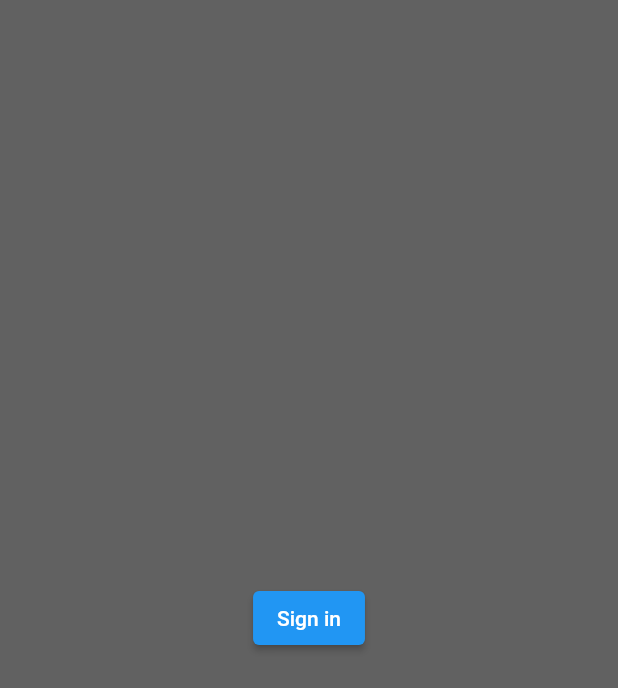
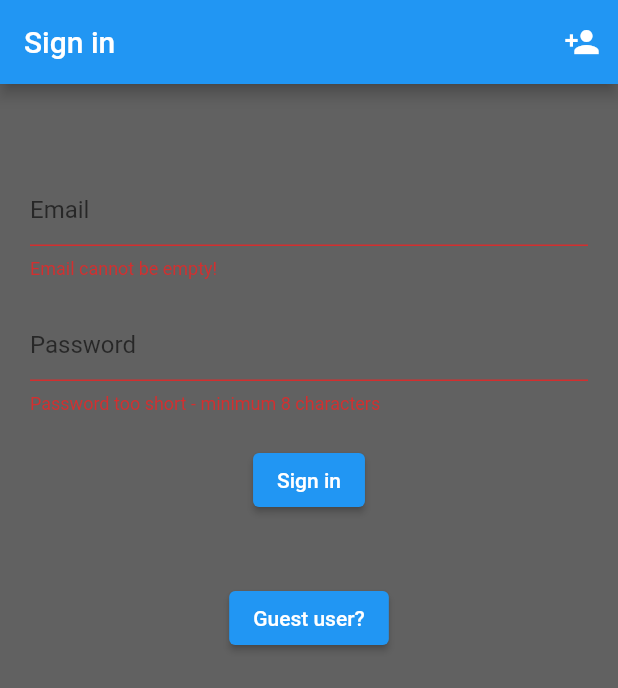
Before and after one commit to aj-varus/restaurant_manager, a Flutter app: the screen it shows after launch, after a tap on "Sign in", on a phone screen of 412 x 824 dp. Shown: the top 688 px of the screen. Run offline on Flutter 3.47's test engine with Material 2 defaults, Android fonts, the phone set to English and light mode, and no system bars; our stand-ins replace firebase_auth, firebase_core, flutter_spinkit; accounts and stored records are empty.

Commit message:
Added sign in and loading screen.

```diff
--- a/lib/main.dart
+++ b/lib/main.dart
@@ -1,7 +1,7 @@
 import 'package:flutter/material.dart';
 //import 'package:restaurant_manager/screens/authenticate/sign_in.dart';
 import 'package:firebase_core/firebase_core.dart';
-import 'package:restaurant_manager/screens/authenticate/wrapper/wrapper.dart';
+import 'package:restaurant_manager/screens/wrapper/wrapper.dart';
 import 'package:restaurant_manager/services/auth.dart';
 import 'package:provider/provider.dart';
 import 'package:restaurant_manager/models/user.dart';
@@ -33,9 +33,7 @@
               initialData: null,
               value: AuthService().user,
               child: const MaterialApp(
-                debugShowCheckedModeBanner: false,
-                home: Wrapper()
-                ),
+                  debugShowCheckedModeBanner: false, home: Wrapper()),
             ),
           );
         }
--- a/lib/screens/authenticate/sign_in.dart
+++ b/lib/screens/authenticate/sign_in.dart
@@ -3,29 +3,113 @@
 import 'package:flutter/material.dart';
 import 'package:restaurant_manager/services/auth.dart';
 import 'package:restaurant_manager/models/user.dart' as UserModel;
+import 'package:restaurant_manager/shared/loading.dart';
 
 class SignIn extends StatefulWidget {
-  const SignIn({Key? key}) : super(key: key);
+  final Function toggleView;
+
+  const SignIn({Key? key, required this.toggleView}) : super(key: key);
 
   @override
   _SignInState createState() => _SignInState();
 }
 
 class _SignInState extends State<SignIn> {
+  final _formKey = GlobalKey<FormState>();
+  final AuthService authService = AuthService();
+  String email = "";
+  String password = "";
+  String error = "";
+  bool loading = false;
+
   @override
   Widget build(BuildContext context) {
-    final AuthService authService = AuthService();
-
-    return Scaffold(
+    return loading
+        ? const Loading()
+        : Scaffold(
             backgroundColor: Colors.grey[700],
+            appBar: AppBar(
+              title: const Text("Sign in"),
+              actions: [
+                IconButton(
+                    onPressed: () {
+                      widget.toggleView();
+                    },
+                    icon: const Icon(Icons.person_add))
+              ],
+            ),
             body: SafeArea(
-        child: Container(
-          padding: const EdgeInsets.symmetric(vertical: 20.0, horizontal: 50.0),
-          child: Center(
+                child: Column(
+              children: <Widget>[
+                Form(
+                  key: _formKey,
+                  child: Padding(
+                    padding: const EdgeInsets.fromLTRB(20.0, 40.0, 20.0, 8.0),
+                    child: Column(
+                      children: <Widget>[
+                        const SizedBox(
+                          height: 20.0,
+                        ),
+                        TextFormField(
+                          validator: (value) =>
+                              value!.isEmpty ? "Email cannot be empty!" : null,
+                          decoration: const InputDecoration(hintText: "Email"),
+                          onChanged: (value) {
+                            email = value;
+                          },
+                        ),
+                        const SizedBox(
+                          height: 20.0,
+                        ),
+                        TextFormField(
+                          validator: (value) => value!.length < 7
+                              ? "Password too short - minimum 8 characters"
+                              : null,
+                          decoration:
+                              const InputDecoration(hintText: "Password"),
+                          obscureText: true,
+                          onChanged: (value) {
+                            password = value;
+                          },
+                        ),
+                        const SizedBox(
+                          height: 20.0,
+                        ),
+                        Center(
                           child: ElevatedButton(
                             child: const Text("Sign in"),
                             onPressed: () async {
-                UserModel.User? user = await authService.signInAnonymously();
+                              if (_formKey.currentState!.validate()) {
+                                setState(() {
+                                  loading = true;
+                                });
+                                UserModel.User? user = await authService
+                                    .signInWithEmailAndPassword(
+                                        email, password);
+                                if (user == null) {
+                                  setState(() {
+                                    loading = false;
+                                    error = "Invalid Email/Password";
+                                  });
+                                }
+                              }
+                            },
+                          ),
+                        ),
+                        Center(child: Text(error))
+                      ],
+                    ),
+                  ),
+                ),
+                Container(
+                  padding: const EdgeInsets.symmetric(
+                      vertical: 20.0, horizontal: 50.0),
+                  child: Center(
+                    child: ElevatedButton(
+                      child: const Text("Guest user?"),
+                      onPressed: () async {
+                        UserModel.User? user =
+                            await authService.signInAnonymously();
                         if (user == null) {
                           print("Error signing in");
                         } else {
@@ -35,7 +119,8 @@ class _SignInState extends State<SignIn> {
                     ),
                   ),
                 ),
-      ),
+              ],
+            )),
           );
   }
 }
--- /dev/null
+++ b/lib/screens/wrapper/auth_wrapper.dart
@@ -0,0 +1,27 @@
+import 'package:flutter/material.dart';
+import 'package:restaurant_manager/screens/authenticate/register.dart';
+import 'package:restaurant_manager/screens/authenticate/sign_in.dart';
+
+class AuthWrapper extends StatefulWidget {
+  const AuthWrapper({Key? key}) : super(key: key);
+
+  @override
+  _AuthWrapperState createState() => _AuthWrapperState();
+}
+
+class _AuthWrapperState extends State<AuthWrapper> {
+  bool showSignin = true;
+
+  void toggleSignIn() {
+    setState(() {
+      showSignin = !showSignin;
+    });
+  }
+
+  @override
+  Widget build(BuildContext context) {
+    return showSignin
+        ? SignIn(toggleView: toggleSignIn)
+        : Register(toggleView: toggleSignIn);
+  }
+}
--- a/lib/screens/authenticate/wrapper/wrapper.dart
+++ b/lib/screens/wrapper/wrapper.dart
@@ -1,8 +1,9 @@
 import 'package:flutter/material.dart';
 import 'package:provider/provider.dart';
 import 'package:restaurant_manager/models/user.dart';
-import 'package:restaurant_manager/screens/authenticate/home/home.dart';
+import 'package:restaurant_manager/screens/home/home.dart';
 import 'package:restaurant_manager/screens/authenticate/sign_in.dart';
+import 'package:restaurant_manager/screens/wrapper/auth_wrapper.dart';
 
 class Wrapper extends StatelessWidget {
   const Wrapper({Key? key}) : super(key: key);
@@ -14,7 +15,7 @@ class Wrapper extends StatelessWidget {
     if (user != null) {
       return const Home();
     } else {
-      return const SignIn();
+      return const AuthWrapper();
     }
   }
 }
--- a/lib/services/auth.dart
+++ b/lib/services/auth.dart
@@ -36,4 +36,32 @@ class AuthService {
       return null;
     }
   }
+
+  //Register user with email and password
+  Future registerWithEmailAndPassword(String email, String password) async {
+    try {
+      UserCredential authResult = await _auth.createUserWithEmailAndPassword(
+          email: email, password: password);
+      User user = authResult.user!;
+      return createUserModel(user);
+    } catch (e) {
+      // ignore: avoid_print
+      print(e);
+      return null;
+    }
+  }
+
+  //Sign in user with email and password
+  Future signInWithEmailAndPassword(String email, String password) async {
+    try {
+      UserCredential authResult = await _auth.signInWithEmailAndPassword(
+          email: email, password: password);
+      User user = authResult.user!;
+      return createUserModel(user);
+    } catch (e) {
+      // ignore: avoid_print
+      print(e);
+      return null;
+    }
+  }
 }
--- a/pubspec.yaml
+++ b/pubspec.yaml
@@ -38,6 +38,7 @@ dependencies:
   cloud_firestore: ^3.1.8
   firebase_core: ^1.12.0
   provider: ^6.0.2
+  flutter_spinkit: ^5.1.0
 
 dev_dependencies:
   flutter_test:
```
Also changed, not shown: lib/screens/authenticate/register.dart (added, +99 -0 lines), lib/shared/loading.dart (added, +16 -0 lines), lib/screens/home/home.dart (renamed from lib/screens/authenticate/home/home.dart), pubspec.lock. Lines whose indentation alone changed are shown as unchanged.
